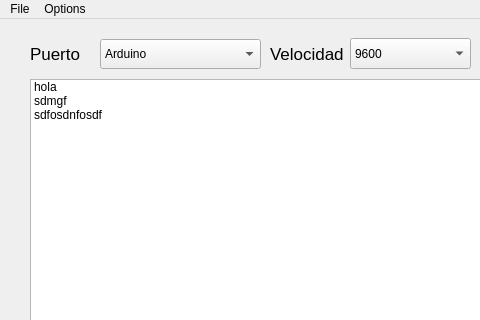
Above: MrBootloader.ui from MrRomo/MrBootloader before the change; both pictures show x 0 to 480 and y 0 to 320 of the 641 by 758 pixel window. Below: the same form after it.
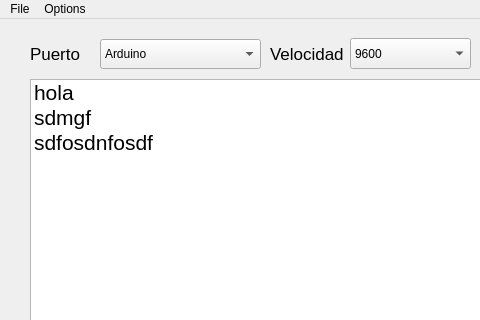
That is the form after the change.

Patch:
```diff
--- a/MrBootloader.ui
+++ b/MrBootloader.ui
@@ -287,6 +287,11 @@
       <height>411</height>
      </rect>
     </property>
+    <property name="font">
+     <font>
+      <pointsize>16</pointsize>
+     </font>
+    </property>
     <item>
      <property name="text">
       <string>hola</string>
```
